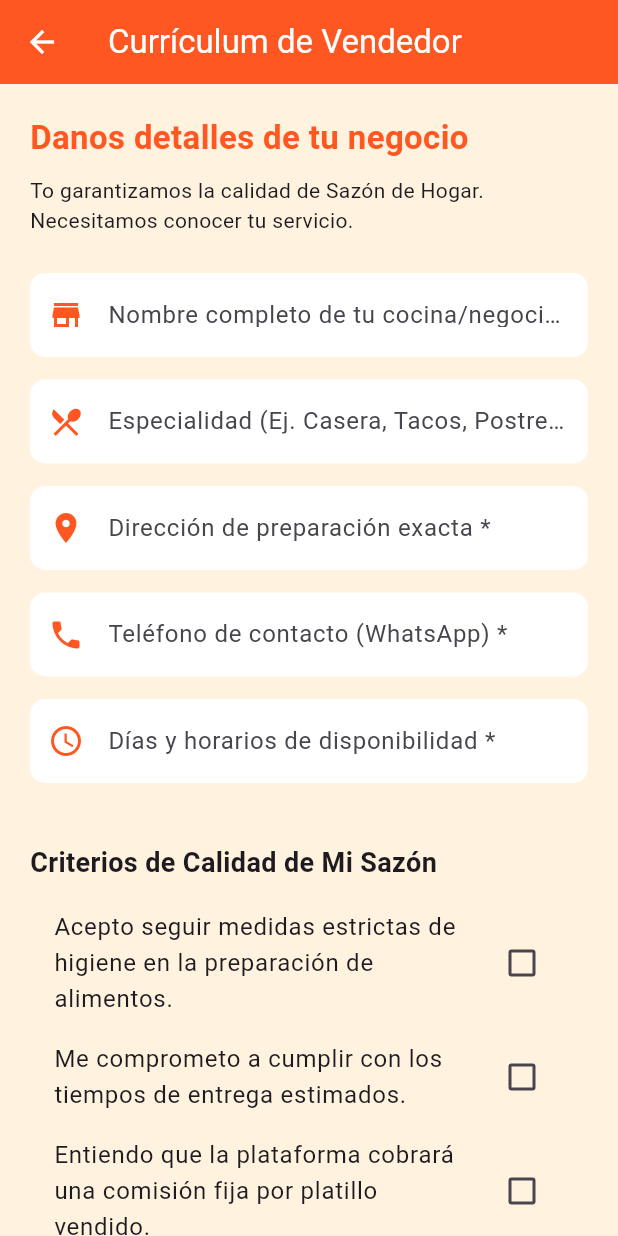
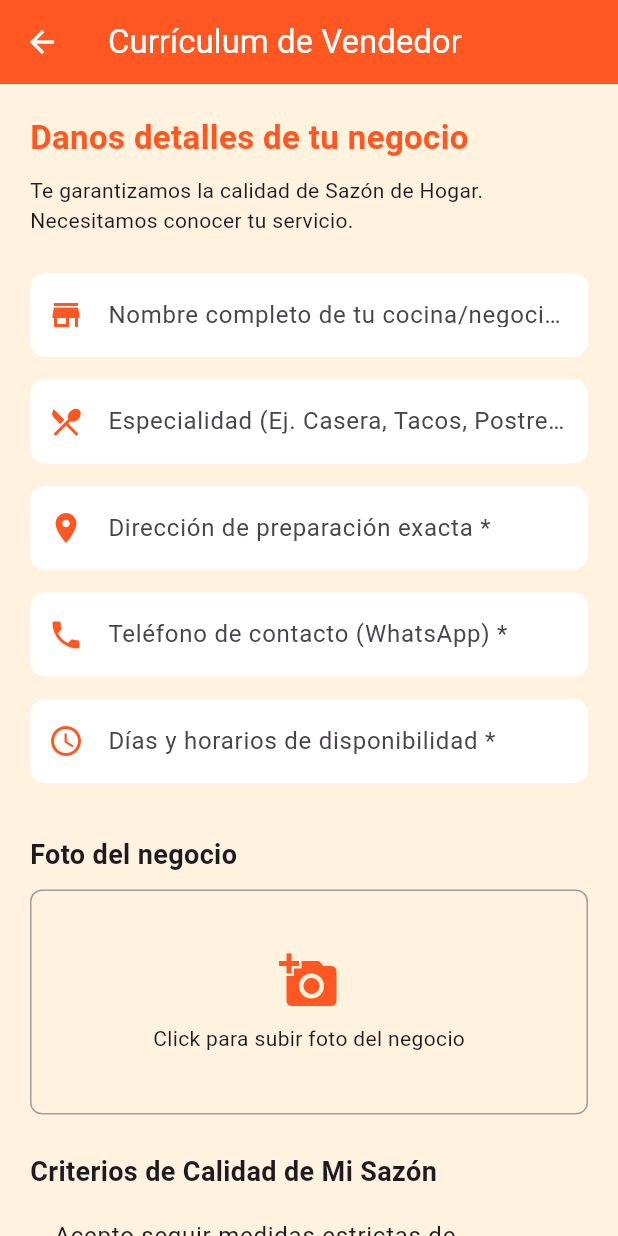
Before and after one commit to nicolas-EGPixel/MISAZ-N, a Flutter app: the EvaluacionVendedorPage screen opened directly with empty values, on a phone screen of 412 x 824 dp. Run offline on Flutter 3.47's test engine with Material 3 defaults, Android fonts, the phone set to English and light mode, and no system bars; our stand-ins replace flutter_map, image_picker, latlong2, sqflite_common_ffi; accounts and stored records are empty.

Commit message:
tarjetas de negocios

```diff
--- a/lib/base_de_datos/db_helper.dart
+++ b/lib/base_de_datos/db_helper.dart
@@ -13,7 +13,7 @@ class DBHelper {
     return await databaseFactory.openDatabase(
       path,
       options: OpenDatabaseOptions(
-        version: 1,
+        version: 2, //Version mayor
         onCreate: (db, version) async {
           // Tabla de usuarios
           await db.execute('''
@@ -33,7 +33,8 @@ class DBHelper {
               nombre_negocio TEXT,
               tipo_negocio TEXT,
               direccion TEXT,
-              telefono TEXT
+              telefono TEXT,
+              foto_negocio TEXT
             )
           ''');
 
@@ -140,7 +141,13 @@ class DBHelper {
   }
 
   // --- MÉTODOS DE VENDEDOR / NEGOCIOS ---
-  static Future<int> registrarNegocio(String gmail, String nombre, String tipo, String direccion, String telefono) async {
+  static Future<int> registrarNegocio(
+    String gmail,
+    String nombre,
+    String tipo,
+    String direccion,
+    String telefono,
+    String fotoNegocio) async {
   final db = await initDB();
   return await db.insert("tb_negocios", {
     "gmail_usuario": gmail,
@@ -148,8 +155,10 @@ class DBHelper {
     "tipo_negocio": tipo,
     "direccion": direccion,
     "telefono": telefono,
+    "foto_negocio": fotoNegocio, // 👈 guardamos la ruta de la foto
   });
 }
+
 
   static Future<bool> esVendedor(String gmail) async {
     final db = await initDB();
@@ -416,4 +425,22 @@ static Future<int> eliminarPedido(int id) async {
       whereArgs: [gmail],
     );
   }
+
+  // --- MÉTODOS DE NEGOCIOS ---
+  static Future<List<Map<String, dynamic>>> obtenerNegocios() async {
+    final db = await initDB();
+    return await db.query("tb_negocios");
   }
+
+  // --- MÉTODOS DE NEGOCIOS ---
+  static Future<List<Map<String, dynamic>>> buscarNegocios(String consulta) async {
+    final db = await initDB();
+    return await db.query(
+     "tb_negocios",
+     where: "nombre_negocio LIKE ?",
+     whereArgs: ['%$consulta%'],
+    );
+  }
+
+
+}
--- a/lib/pages/evaluacion_vendedor.dart
+++ b/lib/pages/evaluacion_vendedor.dart
@@ -1,4 +1,6 @@
 import 'package:flutter/material.dart';
+import 'dart:io';
+import 'package:image_picker/image_picker.dart';
 import '../base_de_datos/db_helper.dart';
 
 class EvaluacionVendedorPage extends StatefulWidget {
@@ -12,14 +14,27 @@ class EvaluacionVendedorPage extends StatefulWidget {
 }
 
 class _EvaluacionVendedorPageState extends State<EvaluacionVendedorPage> {
-  // Controladores exclusivos de esta pantalla (Corrige tus errores)
+  // Controladores exclusivos de esta pantalla
   final TextEditingController nombreNegocioController = TextEditingController();
   final TextEditingController tipoNegocioController = TextEditingController();
   final TextEditingController direccionController = TextEditingController();
   final TextEditingController telefonoController = TextEditingController();
   final TextEditingController horariosController = TextEditingController();
 
-  // Criterios de evaluación (Basados en el cuestionario anterior)
+  // Foto del negocio
+  File? _fotoNegocio;
+  final ImagePicker _picker = ImagePicker();
+
+  Future<void> _seleccionarFoto() async {
+    final XFile? imagen = await _picker.pickImage(source: ImageSource.gallery);
+    if (imagen != null) {
+      setState(() {
+        _fotoNegocio = File(imagen.path);
+      });
+    }
+  }
+
+  // Criterios de evaluación
   bool _aceptaHigiene = false;
   bool _aceptaTiempos = false;
   bool _aceptaTerminos = false;
@@ -43,7 +58,7 @@ class _EvaluacionVendedorPageState extends State<EvaluacionVendedorPage> {
               style: TextStyle(fontSize: 22, fontWeight: FontWeight.bold, color: Colors.deepOrange),
             ),
             const SizedBox(height: 10),
-            const Text("To garantizamos la calidad de Sazón de Hogar. Necesitamos conocer tu servicio."),
+            const Text("Te garantizamos la calidad de Sazón de Hogar. Necesitamos conocer tu servicio."),
             const SizedBox(height: 25),
 
             // FORMULARIO DETALLADO (Datos obligatorios *)
@@ -53,11 +68,37 @@ class _EvaluacionVendedorPageState extends State<EvaluacionVendedorPage> {
             _crearCampo("Teléfono de contacto (WhatsApp) *", telefonoController, Icons.phone, isNumber: true),
             _crearCampo("Días y horarios de disponibilidad *", horariosController, Icons.access_time),
 
+            const SizedBox(height: 20),
+            const Text("Foto del negocio", style: TextStyle(fontSize: 18, fontWeight: FontWeight.bold)),
+            const SizedBox(height: 10),
+
+            GestureDetector(
+              onTap: _seleccionarFoto,
+              child: Container(
+                height: 150,
+                decoration: BoxDecoration(
+                  border: Border.all(color: Colors.grey),
+                  borderRadius: BorderRadius.circular(8),
+                ),
+                child: _fotoNegocio == null
+                    ? Center(
+                        child: Column(
+                          mainAxisAlignment: MainAxisAlignment.center,
+                          children: const [
+                            Icon(Icons.add_a_photo, size: 40, color: Colors.deepOrange),
+                            SizedBox(height: 8),
+                            Text("Click para subir foto del negocio"),
+                          ],
+                        ),
+                      )
+                    : Image.file(_fotoNegocio!, fit: BoxFit.cover),
+              ),
+            ),
+
             const SizedBox(height: 25),
             const Text("Criterios de Calidad de Mi Sazón", style: TextStyle(fontSize: 18, fontWeight: FontWeight.bold)),
             const SizedBox(height: 10),
 
-            // CHECKBOXES DE CRITERIOS REALES
             CheckboxListTile(
               activeColor: Colors.deepOrange,
               title: const Text("Acepto seguir medidas estrictas de higiene en la preparación de alimentos."),
@@ -90,12 +131,14 @@ class _EvaluacionVendedorPageState extends State<EvaluacionVendedorPage> {
                 ),
                 child: const Text("Confirmar Evaluación", style: TextStyle(fontSize: 18, color: Colors.white, fontWeight: FontWeight.bold)),
                 onPressed: () async {
-                  // Validación simple de campos obligatorios
                   if (nombreNegocioController.text.isEmpty || tipoNegocioController.text.isEmpty || direccionController.text.isEmpty || telefonoController.text.isEmpty) {
                     ScaffoldMessenger.of(context).showSnackBar(const SnackBar(content: Text("Por favor llena los campos obligatorios (*)")));
                     return;
                   }
-                  // Validación de criterios aceptados
+                  if (_fotoNegocio == null) {
+                    ScaffoldMessenger.of(context).showSnackBar(const SnackBar(content: Text("Debes subir una foto del negocio")));
+                    return;
+                  }
                   if (!_aceptaHigiene || !_aceptaTiempos || !_aceptaTerminos) {
                     ScaffoldMessenger.of(context).showSnackBar(const SnackBar(content: Text("Debes aceptar todos los criterios de calidad")));
                     return;
@@ -104,17 +147,15 @@ class _EvaluacionVendedorPageState extends State<EvaluacionVendedorPage> {
                   try {
                     // Guardamos la información core en la BD (tb_negocios)
                     await DBHelper.registrarNegocio(
-                      widget.usuario['gmail'] ?? "", // Vinculamos con el gmail actual
+                      widget.usuario['gmail'] ?? "",
                       nombreNegocioController.text,
                       tipoNegocioController.text,
                       direccionController.text,
                       telefonoController.text,
+                      _fotoNegocio!.path, // guardamos la foto del negocio
                     );
 
-                    // Avisamos al HomePage que ya somos vendedores para que habilite la pestaña
                     widget.onRoleSelected("vendedor");
-
-                    // Cerramos esta pantalla y volvemos al perfil
                     Navigator.pop(context);
 
                     ScaffoldMessenger.of(context).showSnackBar(
@@ -132,7 +173,6 @@ class _EvaluacionVendedorPageState extends State<EvaluacionVendedorPage> {
     );
   }
 
-  // Componente reutilizable para campos de texto
   Widget _crearCampo(String label, TextEditingController controller, IconData icon, {bool isNumber = false}) {
     return Padding(
       padding: const EdgeInsets.only(bottom: 15),
```
Also changed, not shown: lib/pages/mapa.dart (+33 -17 lines), lib/pages/negocio_tarjeta.dart (added, +87 -0 lines). Lines whose indentation alone changed are shown as unchanged.
